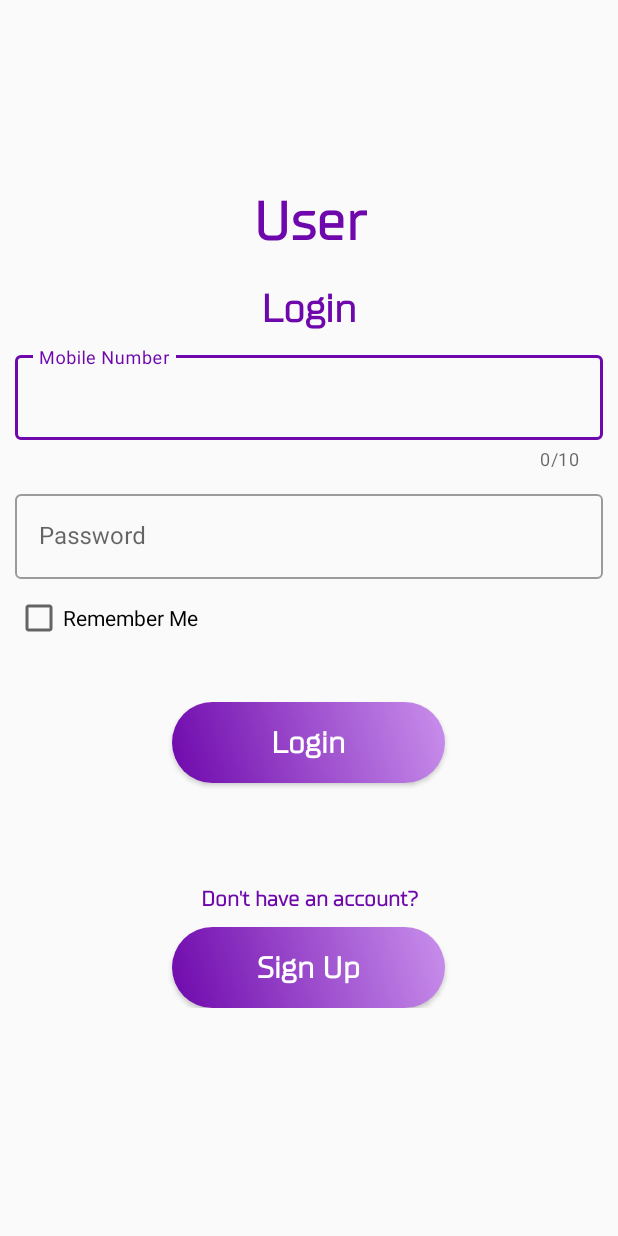
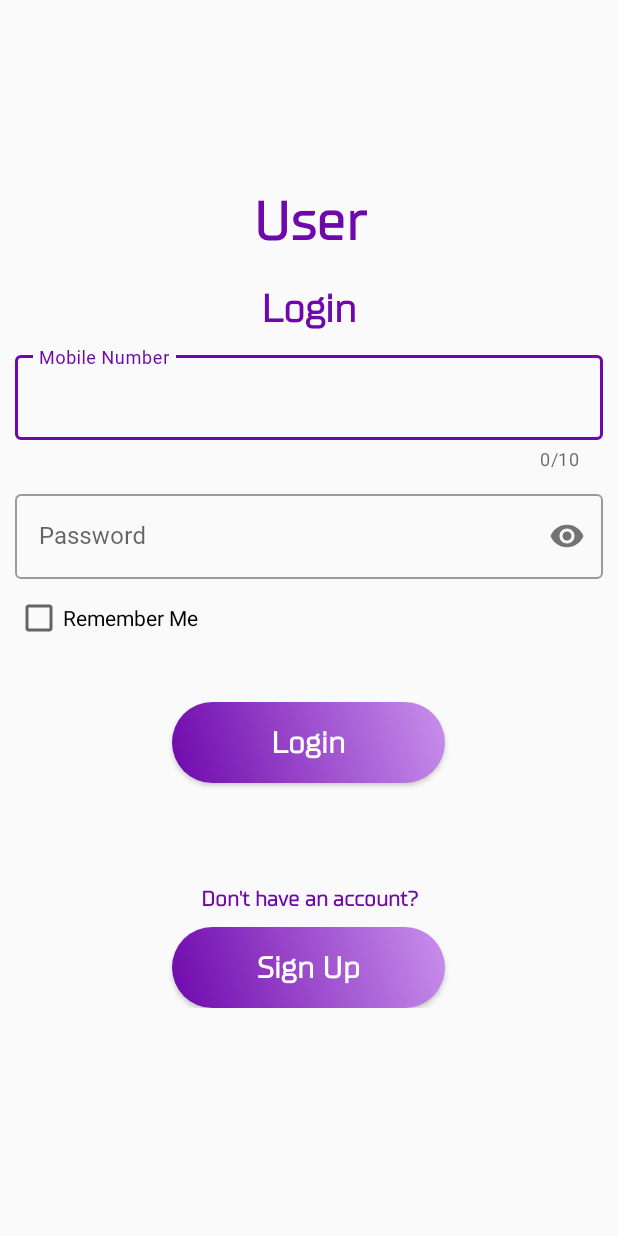
Before and after one commit to ashok1708/BlooDon, an Android app: the Login screen opened directly, with no data from a screen before it, on a phone screen of 412 x 824 dp. Run offline under Robolectric (Android 15) with nearby library versions, the phone set to English and light mode, and no system bars; our stand-ins replace Firebase (no records; nobody signed in at launch, a user with empty details on screens opened directly); libraries missing offline, so code that uses them is left out: io.paperdb; 1 statement that could not run was skipped.

Commit message:
Added feauters

```diff
--- a/app/src/main/java/com/ashokcouhan/blooduser/Login.java
+++ b/app/src/main/java/com/ashokcouhan/blooduser/Login.java
@@ -7,6 +7,7 @@ import android.app.ProgressDialog;
 import android.content.Intent;
 import android.os.Bundle;
 import android.text.TextUtils;
+import android.text.method.PasswordTransformationMethod;
 import android.util.Log;
 import android.view.View;
 import android.widget.Button;
@@ -41,6 +42,8 @@ public class Login extends AppCompatActivity {
         btnLogin=findViewById(R.id.btnLogin);
         btnSignUp=findViewById(R.id.btnSignup);
         remeberBox=findViewById(R.id.rememberMe);
+
+        edtPass.setTransformationMethod(new PasswordTransformationMethod());
 
         Paper.init(this);  // save current user
 
--- a/app/src/main/java/com/ashokcouhan/blooduser/fragments/SearchFragment.java
+++ b/app/src/main/java/com/ashokcouhan/blooduser/fragments/SearchFragment.java
@@ -115,7 +115,7 @@ public class SearchFragment extends Fragment  {
 
     adapterGroup.setDropDownViewResource(android.R.layout.simple_spinner_dropdown_item);
     spnGroup.setAdapter(adapterGroup);
-
+    spnGroup.setSelection(0);
     btnSearch.setOnClickListener(new View.OnClickListener() {
       @Override
       public void onClick(View v) {
--- /dev/null
+++ b/app/src/main/res/drawable/ic_arrow_drop_down_black_24dp.xml
@@ -0,0 +1,5 @@
+<vector android:height="24dp" android:tint="#6E08AC"
+    android:viewportHeight="24.0" android:viewportWidth="24.0"
+    android:width="24dp" xmlns:android="http://schemas.android.com/apk/res/android">
+    <path android:fillColor="#FF000000" android:pathData="M7,10l5,5 5,-5z"/>
+</vector>
--- a/app/src/main/res/layout/activity_login.xml
+++ b/app/src/main/res/layout/activity_login.xml
@@ -40,7 +40,7 @@
                 android:id="@+id/edtMobile"
                 style="@style/modifiedEditText"
                 android:hint="Mobile Number"
-
+                android:fontFamily="@font/poppins"
                 android:maxLines="1"
                 android:maxEms="10"
                 android:inputType="number"/>
@@ -50,6 +50,8 @@
             android:id="@+id/textInputPhone"
             android:layout_width="match_parent"
             android:layout_height="wrap_content"
+            app:passwordToggleEnabled="true"
+            app:passwordToggleTintMode="multiply"
             style="@style/Widget.MaterialComponents.TextInputLayout.OutlinedBox"
             android:layout_marginLeft="10dp"
             android:layout_marginRight="10dp"
@@ -59,7 +61,7 @@
                 style="@style/modifiedEditText"
                 android:hint="Password"
                 android:maxLines="1"
-
+                android:fontFamily="@font/poppins"
                 android:maxEms="10"
                 android:inputType="textPassword"/>
         </com.google.android.material.textfield.TextInputLayout>
--- a/app/src/main/res/layout/fragment_search.xml
+++ b/app/src/main/res/layout/fragment_search.xml
@@ -45,7 +45,7 @@
                 android:layout_centerVertical="true"
                 style="@style/Widget.MaterialComponents.TextInputLayout.OutlinedBox"
                 app:errorEnabled="true"
-                android:hint="Choose the blood group"
+                android:hint="Blood Group"
                 android:layout_margin="6dp"
                 app:spinnerMode="dialog"
                 />
```
Also changed, not shown: app/src/main/java/com/ashokcouhan/blooduser/EditProfile.java (+13 -8 lines).
